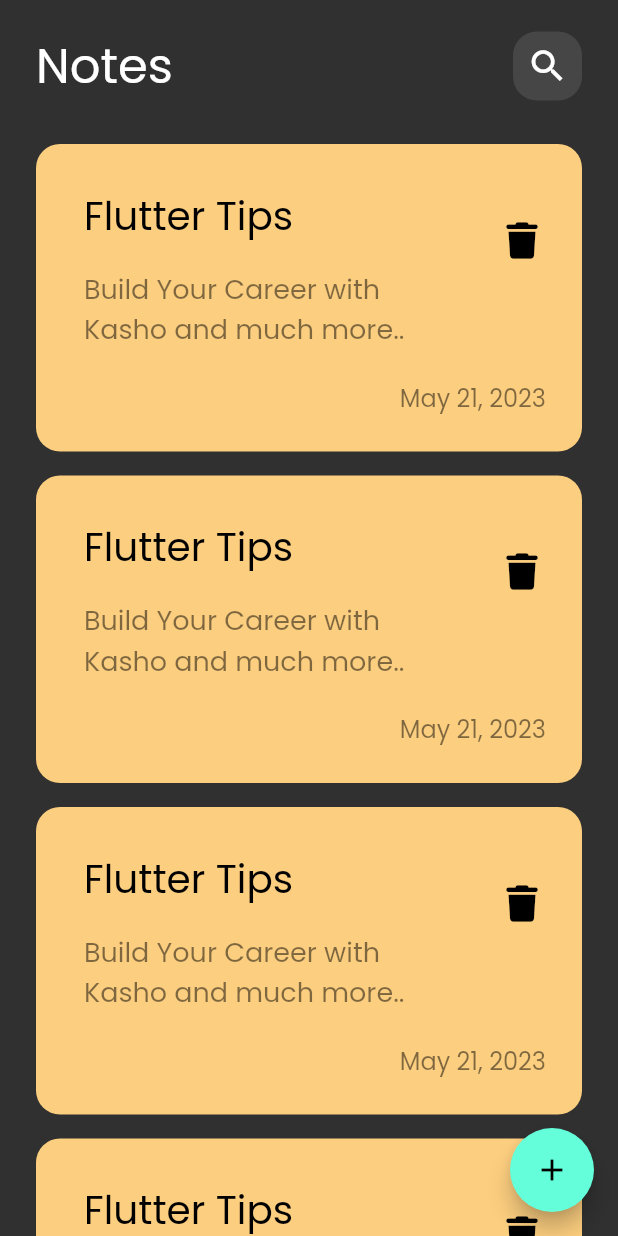
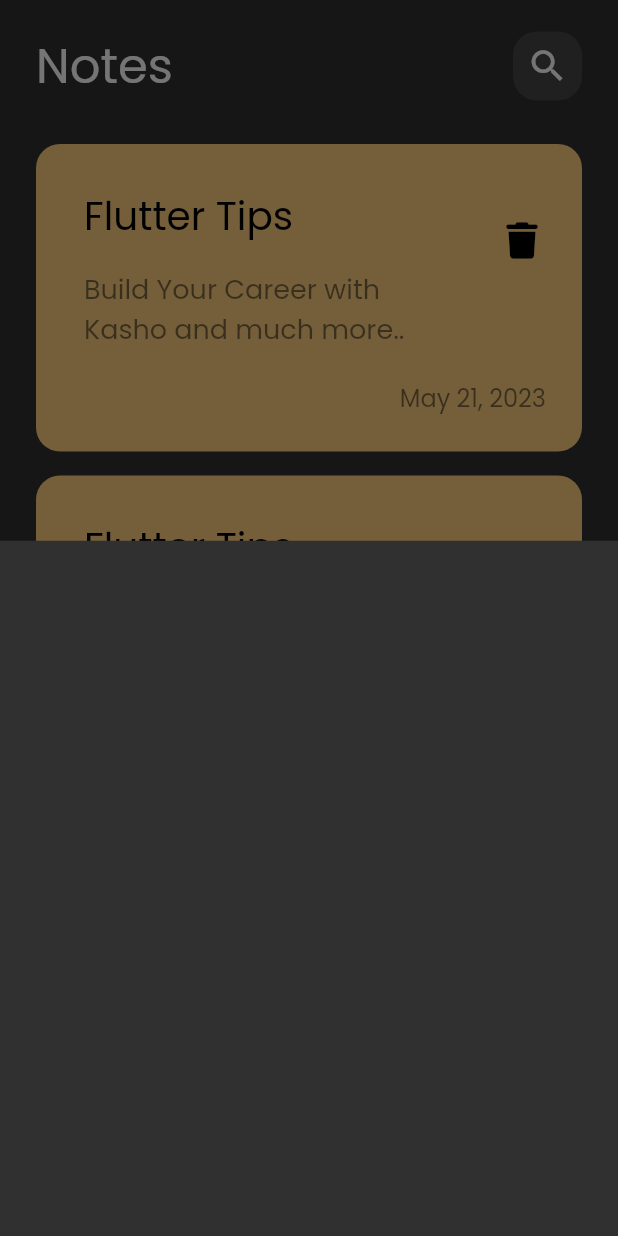
Before and after one commit to thekasho/notes_app_learning, a Flutter app: the screen it shows after launch, after a tap on the "add" icon, on a phone screen of 412 x 824 dp. Run offline on Flutter 3.47's test engine with Material 2 defaults, Android fonts, the phone set to English and light mode, and no system bars; our stand-ins replace font_awesome_flutter.

Commit message:
show modal bottom sheet

```diff
--- a/lib/views/notes_view.dart
+++ b/lib/views/notes_view.dart
@@ -1,4 +1,5 @@
 import 'package:flutter/material.dart';
+import 'package:notter/views/widgets/add_note_bottom_sheet.dart';
 import 'package:notter/views/widgets/notes_view_body.dart';
 
 class NotesView extends StatelessWidget {
@@ -8,8 +9,13 @@ class NotesView extends StatelessWidget {
   Widget build(BuildContext context) {
     return Scaffold(
       floatingActionButton: FloatingActionButton(
-        onPressed: () {},
-        child: Icon(Icons.add),
+        onPressed: () {
+          showModalBottomSheet(
+            context: context,
+            builder: (context) => const AddNoteBottomSheet(),
+          );
+        },
+        child: const Icon(Icons.add),
       ),
       body: const SafeArea(
         child: NotesViewBody(),
--- /dev/null
+++ b/lib/views/widgets/add_note_bottom_sheet.dart
@@ -0,0 +1,10 @@
+import 'package:flutter/material.dart';
+
+class AddNoteBottomSheet extends StatelessWidget {
+  const AddNoteBottomSheet({Key? key}) : super(key: key);
+
+  @override
+  Widget build(BuildContext context) {
+    return Container();
+  }
+}
```
